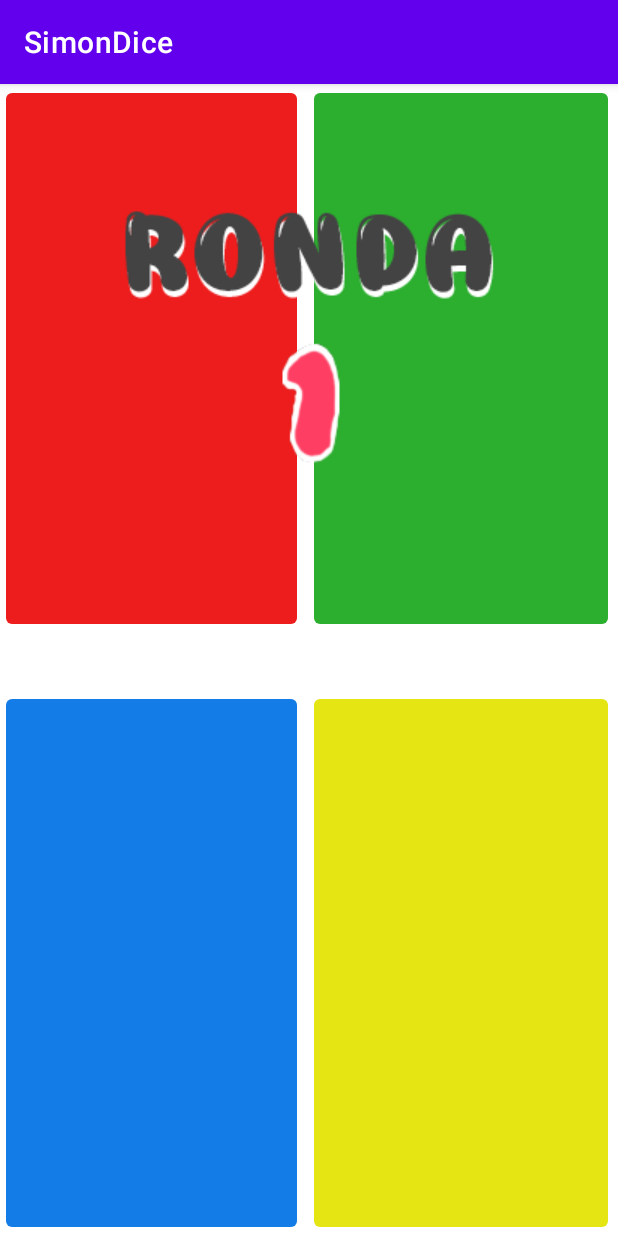
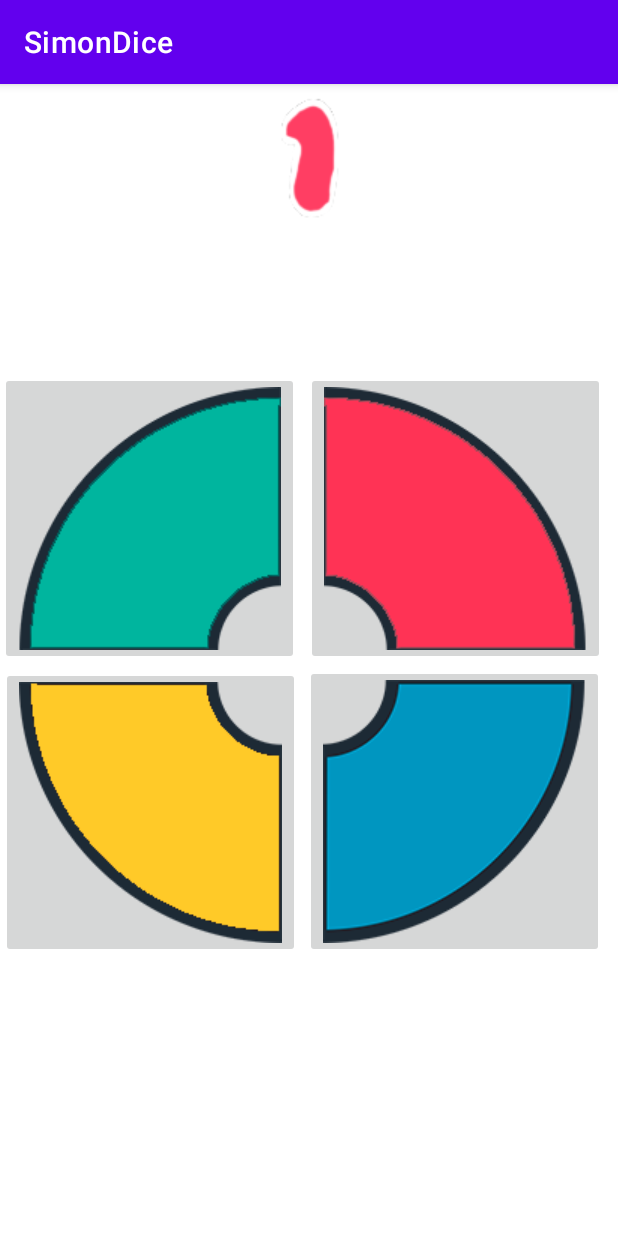
Before and after one commit to DiegoFrancoPortela/SimonDice, an Android app: the screen it shows after launch (MainActivity), after a tap on an icon or button, on a phone screen of 412 x 824 dp. Run offline under Robolectric (Android 15) with nearby library versions, the light colour scheme and no system bars.

Commit message:
Re-diseño terminado, y reemplazo de los anteriores botones.

```diff
--- a/app/src/main/java/com/diego/simondice/MainActivity.kt
+++ b/app/src/main/java/com/diego/simondice/MainActivity.kt
@@ -1,6 +1,8 @@
 package com.diego.simondice
 
+import android.annotation.SuppressLint
 import android.graphics.Color
+import android.graphics.drawable.Drawable
 import androidx.appcompat.app.AppCompatActivity
 import android.os.Bundle
 import android.view.View
@@ -10,17 +12,18 @@ import android.widget.ImageView
 import android.widget.Toast
 import kotlinx.coroutines.*
 
+
 class MainActivity : AppCompatActivity() {
     override fun onCreate(savedInstanceState: Bundle?) {
         super.onCreate(savedInstanceState)
         setContentView(R.layout.activity_main)
 
-        val botonRojo: Button = findViewById(R.id.botonRojo)
-        val botonAzul: Button = findViewById(R.id.botonAzul)
-        val botonAmarillo: Button = findViewById(R.id.botonAmarillo)
-        val botonVerde: Button = findViewById(R.id.botonVerde)
+        val botonRojo: ImageButton = findViewById(R.id.botonRojo)
+        val botonAzul: ImageButton = findViewById(R.id.botonAzul)
+        val botonAmarillo: ImageButton = findViewById(R.id.botonAmarillo)
+        val botonVerde: ImageButton = findViewById(R.id.botonVerde)
         val ImageViewNRondas : ImageView = findViewById(R.id.imageViewNRonda)
-        val ImageViewRonda : ImageView = findViewById(R.id.imageViewRonda)
+        //val ImageViewRonda : ImageView = findViewById(R.id.imageViewRonda)
 
         var numeroRepeticiones = 4
         var cantidadDeClicks = 0
@@ -48,10 +51,10 @@ class MainActivity : AppCompatActivity() {
 
         fun empezarJuego() {
 
-            botonRojo.setBackgroundColor(Color.parseColor("#ed1d1d"))
-            botonVerde.setBackgroundColor(Color.parseColor("#2caf2f"))
-            botonAzul.setBackgroundColor(Color.parseColor("#137ce7"))
-            botonAmarillo.setBackgroundColor(Color.parseColor("#e5e513"))
+            botonRojo.setImageResource(R.drawable.boton_rojo)
+            botonVerde.setImageResource(R.drawable.boton_verde)
+            botonAzul.setImageResource(R.drawable.boton_azul)
+            botonAmarillo.setImageResource(R.drawable.boton_amarillo)
 
             deshabilitarBotones()
 
@@ -59,16 +62,8 @@ class MainActivity : AppCompatActivity() {
             patronRespuesta.clear()
 
             val job3 = CoroutineScope(Dispatchers.Main).launch {
-                ImageViewRonda.setVisibility(View.VISIBLE)
+                //ImageViewRonda.setVisibility(View.VISIBLE)
                 ImageViewNRondas.setVisibility(View.VISIBLE)
-            }
-
-            suspend fun suspendTaskColor(color: Int, button: Button, colorID: String, Shadow_colorID: String) {
-                patronAResolver.add(color)
-                button.setBackgroundColor(Color.parseColor(Shadow_colorID))
-                delay(1000)
-                button.setBackgroundColor(Color.parseColor(colorID))
-                delay(500)
             }
 
             val job2 = CoroutineScope(Dispatchers.Main).launch {
@@ -83,7 +78,7 @@ class MainActivity : AppCompatActivity() {
                         delay(500)
                         ImageViewNRondas.setImageResource(R.drawable.numero1_verde)
                         delay(500)
-                        ImageViewRonda.setVisibility(View.GONE)
+                        //ImageViewRonda.setVisibility(View.GONE)
                         ImageViewNRondas.setVisibility(View.GONE)
                         delay(150)
                     } else if (nRondas == 2) {
@@ -95,7 +90,7 @@ class MainActivity : AppCompatActivity() {
                         delay(500)
                         ImageViewNRondas.setImageResource(R.drawable.numero2_verde)
                         delay(500)
-                        ImageViewRonda.setVisibility(View.GONE)
+                        //ImageViewRonda.setVisibility(View.GONE)
                         ImageViewNRondas.setVisibility(View.GONE)
                         delay(150)
                     } else if (nRondas == 3) {
@@ -107,7 +102,7 @@ class MainActivity : AppCompatActivity() {
                         delay(500)
                         ImageViewNRondas.setImageResource(R.drawable.numero3_verde)
                         delay(500)
-                        ImageViewRonda.setVisibility(View.GONE)
+                        //ImageViewRonda.setVisibility(View.GONE)
                         ImageViewNRondas.setVisibility(View.GONE)
                         delay(150)
                     }
@@ -125,10 +120,34 @@ class MainActivity : AppCompatActivity() {
                     */
 
                     suspend fun iniciarAleatorio() = when (shuffled) {
-                        1 -> suspendTaskColor(1,botonRojo,"#ed1d1d","#8e1111")
-                        2 -> suspendTaskColor(2,botonVerde,"#2caf2f","#1a691c")
-                        3 -> suspendTaskColor(3,botonAmarillo,"#e5e513","#89890b")
-                        else -> suspendTaskColor(4,botonAzul,"#137ce7","#0b4a8a")
+                        1 -> {
+                            patronAResolver.add(1)
+                            botonRojo.setImageResource(R.drawable.boton_rojo_iluminado)
+                            delay(1000)
+                            botonRojo.setImageResource(R.drawable.boton_rojo)
+                            delay(500)
+                        }
+                        2 -> {
+                            patronAResolver.add(2)
+                            botonVerde.setImageResource(R.drawable.boton_verde_iluminado)
+                            delay(1000)
+                            botonVerde.setImageResource(R.drawable.boton_verde)
+                            delay(500)
+                        }
+                        3 -> {
+                            patronAResolver.add(3)
+                            botonAmarillo.setImageResource(R.drawable.boton_amarillo_iluminado)
+                            delay(1000)
+                            botonAmarillo.setImageResource(R.drawable.boton_amarillo)
+                            delay(500)
+                        }
+                        else -> {
+                            patronAResolver.add(4)
+                            botonAzul.setImageResource(R.drawable.boton_azul_iluminado)
+                            delay(1000)
+                            botonAzul.setImageResource(R.drawable.boton_azul)
+                            delay(500)
+                        }
                     }
                     iniciarAleatorio()
                 }
@@ -162,13 +181,13 @@ class MainActivity : AppCompatActivity() {
                 empezarJuego()
             } else {
                 deshabilitarBotones()
-                hasPerdidoAnimacion(botonRojo, "#ed1d1d","#350000")
+                //hasPerdidoAnimacion(botonRojo, "#ed1d1d","#350000")
                 delay(150)
-                hasPerdidoAnimacion(botonVerde, "#2caf2f","#350000")
+                //hasPerdidoAnimacion(botonVerde, "#2caf2f","#350000")
                 delay(150)
-                hasPerdidoAnimacion(botonAzul, "#137ce7","#350000")
+                //hasPerdidoAnimacion(botonAzul, "#137ce7","#350000")
                 delay(150)
-                hasPerdidoAnimacion(botonAmarillo, "#e5e513","#350000")
+                //hasPerdidoAnimacion(botonAmarillo, "#e5e513","#350000")
                 delay(150)
 
                 botonRojo.setBackgroundColor(Color.parseColor("#350000"))
@@ -221,3 +240,7 @@ class MainActivity : AppCompatActivity() {
 
     }
 }
+
+private fun ImageButton.setImageResource(shadowColorid: Drawable) {
+
+}
--- a/app/src/main/res/drawable/boton_jugar.xml
+++ b/app/src/main/res/drawable/boton_jugar.xml
@@ -2,12 +2,12 @@
 <selector xmlns:android="http://schemas.android.com/apk/res/android">
     <item android:state_pressed = "false">
         <shape android:shape = "oval">
-            <solid android:color = "#ffffff"/>
+            <solid android:color = "#f3edc0"/>
         </shape>
     </item>
     <item android:state_pressed = "true">
         <shape android:shape = "oval">
-            <solid android:color = "#b2b2b2"/>
+            <solid android:color = "#f3edc0"/>
         </shape>
     </item>
 </selector>
--- a/app/src/main/res/layout/activity_main.xml
+++ b/app/src/main/res/layout/activity_main.xml
@@ -6,63 +6,12 @@
     android:layout_height="match_parent"
     tools:context=".MainActivity">
 
-    <ImageButton
-        android:id="@+id/botonJugar"
-        android:layout_width="100dp"
-        android:layout_height="100dp"
-        android:layout_marginBottom="316dp"
-        android:background="@drawable/boton_jugar"
-        android:elevation="10dp"
-        android:rotation="0"
-        android:src="@drawable/boton_play"
-        android:scaleType="fitCenter"
-        app:layout_constraintBottom_toBottomOf="parent"
-        app:layout_constraintEnd_toEndOf="parent"
-        app:layout_constraintHorizontal_bias="0.498"
-        app:layout_constraintStart_toStartOf="parent" />
-
-    <Button
-        android:id="@+id/botonRojo"
-        android:layout_width="194dp"
-        android:layout_height="366dp"
-        android:layout_marginStart="4dp"
-        app:backgroundTint="@color/red"
-        app:layout_constraintStart_toStartOf="parent"
-        app:layout_constraintTop_toTopOf="parent" />
-
-    <Button
-        android:id="@+id/botonVerde"
-        android:layout_width="196dp"
-        android:layout_height="366dp"
-        android:layout_marginStart="11dp"
-        app:backgroundTint="@color/green"
-        app:layout_constraintStart_toEndOf="@+id/botonRojo"
-        app:layout_constraintTop_toTopOf="parent" />
-
-    <Button
-        android:id="@+id/botonAzul"
-        android:layout_width="194dp"
-        android:layout_height="364dp"
-        android:layout_marginStart="4dp"
-        app:backgroundTint="@color/blue"
-        app:layout_constraintBottom_toBottomOf="parent"
-        app:layout_constraintStart_toStartOf="parent" />
-
-    <Button
-        android:id="@+id/botonAmarillo"
-        android:layout_width="196dp"
-        android:layout_height="364dp"
-        android:layout_marginStart="11dp"
-        android:rotationY="360"
-        app:backgroundTint="@color/yellow"
-        app:layout_constraintBottom_toBottomOf="parent"
-        app:layout_constraintStart_toEndOf="@+id/botonAzul" />
-
+    <!--
     <ImageView
         android:id="@+id/imageViewRonda"
         android:layout_width="wrap_content"
         android:layout_height="wrap_content"
-        android:layout_marginTop="60dp"
+        android:layout_marginTop="16dp"
         android:elevation="10dp"
         android:rotation="0"
         app:layout_constraintEnd_toEndOf="parent"
@@ -70,16 +19,88 @@
         app:layout_constraintStart_toStartOf="parent"
         app:layout_constraintTop_toTopOf="parent"
         app:srcCompat="@drawable/letrero_ronda" />
+    -->
 
     <ImageView
         android:id="@+id/imageViewNRonda"
         android:layout_width="wrap_content"
         android:layout_height="wrap_content"
-        android:layout_marginTop="3dp"
         android:elevation="10dp"
         app:layout_constraintEnd_toEndOf="parent"
+        app:layout_constraintHorizontal_bias="0.496"
         app:layout_constraintStart_toStartOf="parent"
-        app:layout_constraintTop_toBottomOf="@+id/imageViewRonda"
+        app:layout_constraintTop_toTopOf="parent"
         app:srcCompat="@drawable/numero1_amarillo" />
 
+    <ImageButton
+        android:id="@+id/botonJugar"
+        android:layout_width="100dp"
+        android:layout_height="100dp"
+        android:layout_marginStart="152dp"
+        android:layout_marginBottom="144dp"
+        android:background="@drawable/boton_jugar"
+        android:elevation="10dp"
+        android:rotation="0"
+        android:scaleType="fitCenter"
+        android:src="@drawable/boton_play"
+        app:layout_constraintBottom_toBottomOf="@+id/botonAzul"
+        app:layout_constraintStart_toStartOf="@+id/botonVerde" />
+
+    <ImageButton
+        android:id="@+id/botonVerde"
+        android:layout_width="wrap_content"
+        android:layout_height="wrap_content"
+        android:layout_marginTop="192dp"
+        android:contextClickable="false"
+        app:layout_constraintStart_toStartOf="parent"
+        app:layout_constraintTop_toTopOf="parent"
+        app:srcCompat="@drawable/boton_verde" />
+
+    <ImageButton
+        android:id="@+id/botonAmarillo"
+        android:layout_width="wrap_content"
+        android:layout_height="wrap_content"
+        android:layout_marginTop="1dp"
+        android:layout_marginEnd="3dp"
+        app:layout_constraintEnd_toStartOf="@+id/botonAzul"
+        app:layout_constraintStart_toStartOf="@+id/botonVerde"
+        app:layout_constraintTop_toBottomOf="@+id/botonVerde"
+        app:srcCompat="@drawable/boton_amarillo" />
+
+    <ImageButton
+        android:id="@+id/botonRojo"
+        android:layout_width="wrap_content"
+        android:layout_height="wrap_content"
+        android:layout_marginStart="204dp"
+        app:layout_constraintBottom_toTopOf="@+id/botonAzul"
+        app:layout_constraintStart_toStartOf="@+id/botonVerde"
+        app:srcCompat="@drawable/boton_rojo" />
+
+    <ImageButton
+        android:id="@+id/botonAzul"
+        android:layout_width="wrap_content"
+        android:layout_height="wrap_content"
+        android:layout_marginStart="4dp"
+        app:layout_constraintStart_toEndOf="@+id/botonVerde"
+        app:layout_constraintTop_toBottomOf="@+id/botonVerde"
+        app:srcCompat="@drawable/boton_azul" />
+
+    <!--
+
+    <ImageView
+        android:id="@+id/imageView"
+        android:layout_width="wrap_content"
+        android:layout_height="wrap_content"
+        android:layout_marginStart="5dp"
+        android:layout_marginBottom="293dp"
+        app:srcCompat="@drawable/botonJugar2"
+        android:scaleType="fitCenter"
+        tools:layout_editor_absoluteX="139dp"
+        app:layout_constraintBottom_toBottomOf="parent"
+        app:layout_constraintEnd_toEndOf="parent"
+        app:layout_constraintHorizontal_bias="0.498"
+        app:layout_constraintStart_toStartOf="parent" />
+
+    -->
+
 </androidx.constraintlayout.widget.ConstraintLayout>
```
Also changed, not shown: app/src/main/res/drawable/boton_amarillo_seleccion.xml (added, +21 -0 lines), app/src/main/res/drawable/boton_amarillo.png (added), app/src/main/res/drawable/boton_amarillo_iluminado.png (added), app/src/main/res/drawable/boton_azul.png (added), app/src/main/res/drawable/boton_azul_iluminado.png (added), app/src/main/res/drawable/boton_play.png, app/src/main/res/drawable/boton_rojo.png (added), app/src/main/res/drawable/boton_rojo_iluminado.png (added), app/src/main/res/drawable/boton_verde.png (added), app/src/main/res/drawable/boton_verde_iluminado.png (added).
